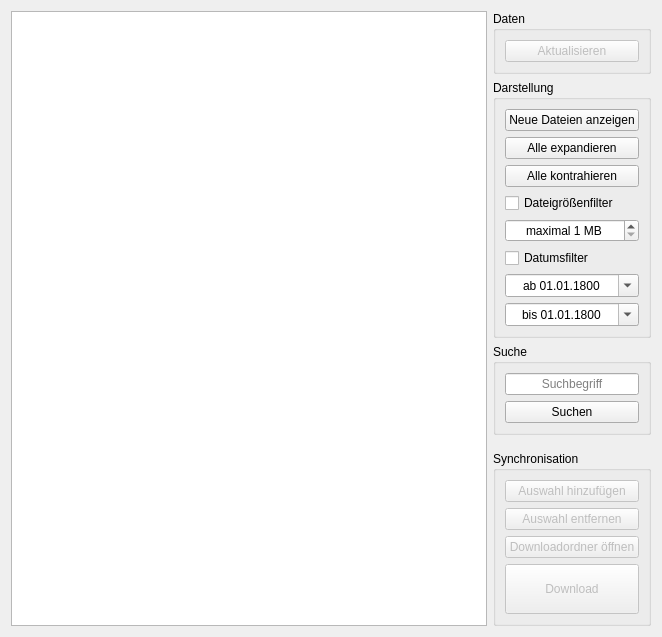
The window that browser.ui (RobertKrajewski/Sync-my-L2P) describes before a commit, drawn with Qt 5.
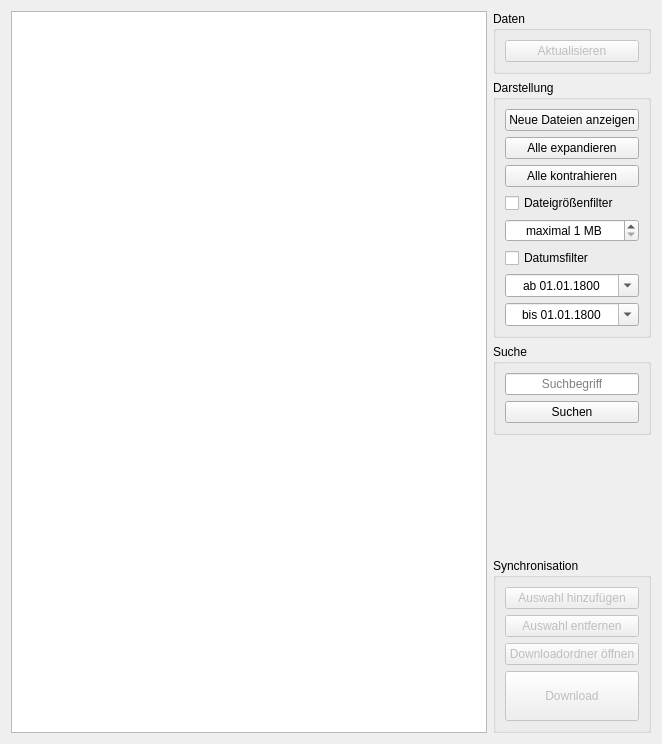
The same window after the commit. Icons and pictures are not drawn.

Patch:
```diff
--- a/browser.ui
+++ b/browser.ui
@@ -7,7 +7,7 @@
     <x>0</x>
     <y>0</y>
     <width>662</width>
-    <height>601</height>
+    <height>744</height>
    </rect>
   </property>
   <property name="windowTitle">
```
Left out of the diff: 12 changed lines with no effect on the pictures.
